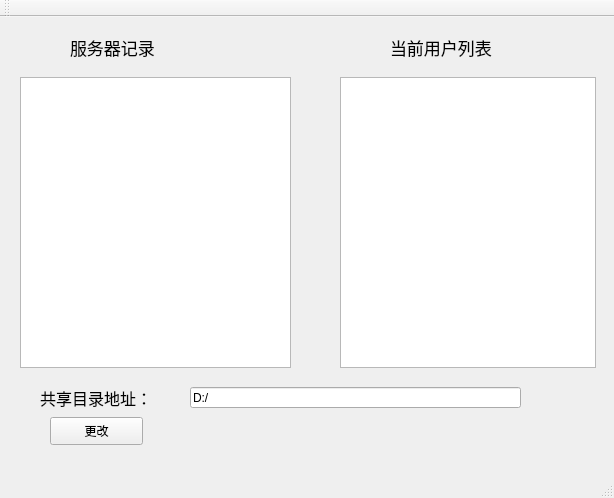
Old version of the form server/mainwindow.ui in the repository chendante/Network-homework.
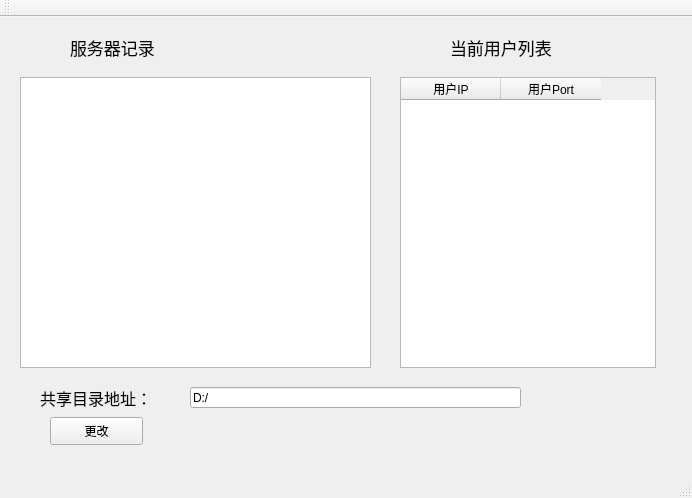
New version of the form.

```diff
--- a/server/mainwindow.ui
+++ b/server/mainwindow.ui
@@ -6,7 +6,7 @@
    <rect>
     <x>0</x>
     <y>0</y>
-    <width>614</width>
+    <width>692</width>
     <height>498</height>
    </rect>
   </property>
@@ -19,7 +19,7 @@
      <rect>
       <x>20</x>
       <y>60</y>
-      <width>271</width>
+      <width>351</width>
       <height>291</height>
      </rect>
     </property>
@@ -89,20 +89,10 @@
      <string>更改</string>
     </property>
    </widget>
-   <widget class="QTableView" name="tableView">
-    <property name="geometry">
-     <rect>
-      <x>340</x>
-      <y>60</y>
-      <width>256</width>
-      <height>291</height>
-     </rect>
-    </property>
-   </widget>
    <widget class="QLabel" name="label_3">
     <property name="geometry">
      <rect>
-      <x>390</x>
+      <x>450</x>
       <y>10</y>
       <width>141</width>
       <height>41</height>
@@ -117,6 +107,26 @@
      <string>当前用户列表</string>
     </property>
    </widget>
+   <widget class="QTableWidget" name="tableWidget">
+    <property name="geometry">
+     <rect>
+      <x>400</x>
+      <y>60</y>
+      <width>256</width>
+      <height>291</height>
+     </rect>
+    </property>
+    <column>
+     <property name="text">
+      <string>用户IP</string>
+     </property>
+    </column>
+    <column>
+     <property name="text">
+      <string>用户Port</string>
+     </property>
+    </column>
+   </widget>
   </widget>
   <widget class="QMenuBar" name="menuBar">
    <property name="geometry">
```
Left out of the diff: 2 changed lines with no effect on the pictures.
